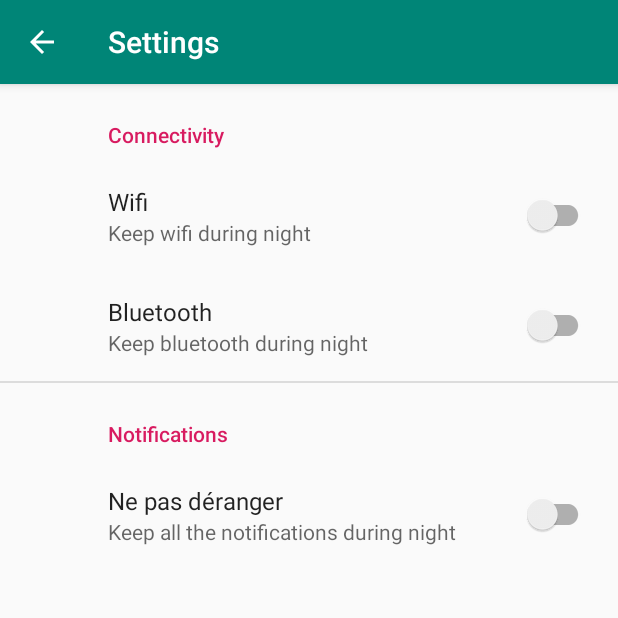
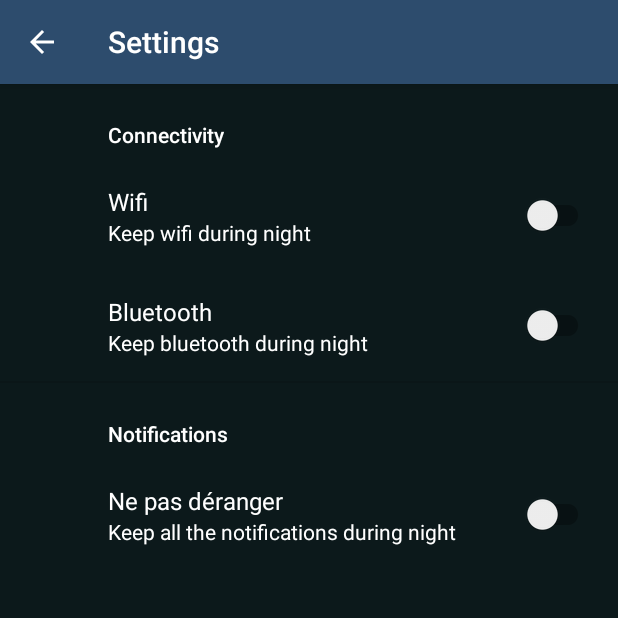
Before and after one commit to Sleewell/POC-Sleewell, an Android app: the SettingsActivity screen opened directly, with no data from a screen before it, on a phone screen of 412 x 824 dp, the top half of it. Run offline under Robolectric (Android 15) with nearby library versions, the phone set to English and light mode, and no system bars; our stand-ins replace androidx.preference.

Commit message:
adding graphical update and clock on the main screen

```diff
--- a/app/build.gradle
+++ b/app/build.gradle
@@ -40,4 +40,5 @@ dependencies {
     testImplementation 'junit:junit:4.12'
     androidTestImplementation 'androidx.test.ext:junit:1.1.1'
     androidTestImplementation 'androidx.test.espresso:espresso-core:3.2.0'
+    implementation 'com.tomerrosenfeld.customanalogclockview:custom-analog-clock-view:1.1'
 }
--- a/app/src/main/res/values/colors.xml
+++ b/app/src/main/res/values/colors.xml
@@ -1,6 +1,8 @@
 <?xml version="1.0" encoding="utf-8"?>
 <resources>
-    <color name="colorPrimary">#008577</color>
-    <color name="colorPrimaryDark">#00574B</color>
-    <color name="colorAccent">#D81B60</color>
+    <color name="colorPrimary">#2D4C6D</color>
+    <color name="colorBackground">#0C191B</color>
+    <color name="colorPrimaryDark">#142F41</color>
+    <color name="colorAccent">#FFFFFF</color>
+    <color name="colorText">#FFFFFF</color>
 </resources>
--- a/app/src/main/res/values/styles.xml
+++ b/app/src/main/res/values/styles.xml
@@ -3,6 +3,10 @@
     <!-- Base application theme. -->
     <style name="AppTheme" parent="Theme.AppCompat.Light.DarkActionBar">
         <!-- Customize your theme here. -->
+        <item name="android:windowBackground">@color/colorBackground</item>
+        <item name="android:textColorPrimary">@color/colorText</item>
+        <item name="android:textColorSecondary">@color/colorText</item>
+        <item name="android:textColorTertiary">@color/colorText</item>
         <item name="colorPrimary">@color/colorPrimary</item>
         <item name="colorPrimaryDark">@color/colorPrimaryDark</item>
         <item name="colorAccent">@color/colorAccent</item>
```
Also changed, not shown: app/src/main/java/com/example/sleewell/ui/home/HomeFragment.kt (+6 -10 lines), app/src/main/res/layout/fragment_home.xml (+7 -0 lines).
